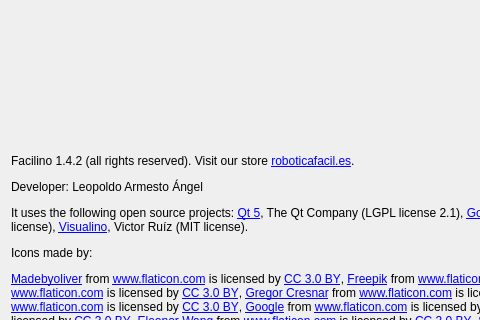
Old version of the form src/aboutdialog.ui in the repository roboticafacil/facilino; both pictures show x 0 to 480 and y 222 to 542 of the 798 by 704 pixel window.
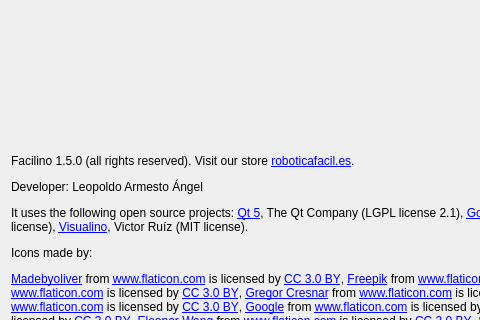
New version of the form. Icons and pictures are not drawn.

What changed in the file:
```diff
--- a/src/aboutdialog.ui
+++ b/src/aboutdialog.ui
@@ -39,7 +39,7 @@
    <item>
     <widget class="QLabel" name="label_4">
      <property name="text">
-      <string>&lt;html&gt;&lt;head/&gt;&lt;body&gt;&lt;p&gt;Facilino 1.4.2 (all rights reserved). Visit our store &lt;a href=&quot;https://roboticafacil.es&quot;&gt;&lt;span style=&quot; text-decoration: underline; color:#0000ff;&quot;&gt;roboticafacil.es&lt;/span&gt;&lt;/a&gt;.&lt;/p&gt;&lt;p&gt;Developer: Leopoldo Armesto Ángel&lt;/p&gt;&lt;p&gt;It uses the following open source projects: &lt;a href=&quot;http://www.qt.io/&quot;&gt;&lt;span style=&quot; text-decoration: underline; color:#0000ff;&quot;&gt;Qt 5&lt;/span&gt;&lt;/a&gt;, The Qt Company (LGPL license 2.1), &lt;a href=&quot;https://developers.google.com/blockly/&quot;&gt;&lt;span style=&quot; text-decoration: underline; color:#0000ff;&quot;&gt;Google Blockly&lt;/span&gt;&lt;/a&gt; (MIT license), &lt;a href=&quot;https://github.com/bq/roboblocks&quot;&gt;&lt;span style=&quot; text-decoration: underline; color:#0000ff;&quot;&gt;Roboblocks&lt;/span&gt;&lt;/a&gt;, bq (LGPL license), &lt;a href=&quot;http://visualino.net&quot;&gt;&lt;span style=&quot; text-decoration: underline; color:#0000ff;&quot;&gt;Visualino&lt;/span&gt;&lt;/a&gt;, Victor Ruíz (MIT license).&lt;/p&gt;&lt;p&gt;Icons made by:&lt;/p&gt;&lt;p&gt;&lt;a href=&quot; http://www.flaticon.com/authors/madebyoliver&quot;&gt;&lt;span style=&quot; text-decoration: underline; color:#0000ff;&quot;&gt;Madebyoliver&lt;/span&gt;&lt;/a&gt; from &lt;a href=&quot; http://www.flaticon.com&quot;&gt;&lt;span style=&quot; text-decoration: underline; color:#0000ff;&quot;&gt;www.flaticon.com&lt;/span&gt;&lt;/a&gt; is licensed by &lt;a href=&quot;http://creativecommons.org/licenses/by/3.0/&quot;&gt;&lt;span style=&quot; text-decoration: underline; color:#0000ff;&quot;&gt;CC 3.0 BY&lt;/span&gt;&lt;/a&gt;, &lt;a href=&quot;http://www.freepik.com&quot;&gt;&lt;span style=&quot; text-decoration: underline; color:#0000ff;&quot;&gt;Freepik&lt;/span&gt;&lt;/a&gt; from &lt;a href=&quot; http://www.flaticon.com&quot;&gt;&lt;span style=&quot; text-decoration: underline; color:#0000ff;&quot;&gt;www.flaticon.com&lt;/span&gt;&lt;/a&gt; is licensed by &lt;a href=&quot;http://creativecommons.org/licenses/by/3.0/&quot;&gt;&lt;span style=&quot; text-decoration: underline; color:#0000ff;&quot;&gt;CC 3.0 BY&lt;/span&gt;&lt;/a&gt;, &lt;a href=&quot;http://www.flaticon.com/authors/plainicon&quot;&gt;&lt;span style=&quot; text-decoration: underline; color:#0000ff;&quot;&gt;Plainicon&lt;/span&gt;&lt;/a&gt; from &lt;a href=&quot; http://www.flaticon.com&quot;&gt;&lt;span style=&quot; text-decoration: underline; color:#0000ff;&quot;&gt;www.flaticon.com&lt;/span&gt;&lt;/a&gt; is licensed by &lt;a href=&quot;http://creativecommons.org/licenses/by/3.0/&quot;&gt;&lt;span style=&quot; text-decoration: underline; color:#0000ff;&quot;&gt;CC 3.0 BY&lt;/span&gt;&lt;/a&gt;, &lt;a href=&quot;http://www.flaticon.com/authors/gregor-cresnar&quot;&gt;&lt;span style=&quot; text-decoration: underline; color:#0000ff;&quot;&gt;Gregor Cresnar&lt;/span&gt;&lt;/a&gt; from &lt;a href=&quot; http://www.flaticon.com&quot;&gt;&lt;span style=&quot; text-decoration: underline; color:#0000ff;&quot;&gt;www.flaticon.com&lt;/span&gt;&lt;/a&gt; is licensed by &lt;a href=&quot;http://creativecommons.org/licenses/by/3.0/&quot;&gt;&lt;span style=&quot; text-decoration: underline; color:#0000ff;&quot;&gt;CC 3.0 BY&lt;/span&gt;&lt;/a&gt;, &lt;a href=&quot;http://www.flaticon.com/authors/vectors-market&quot;&gt;&lt;span style=&quot; text-decoration: underline; color:#0000ff;&quot;&gt;Vectors Market&lt;/span&gt;&lt;/a&gt; from &lt;a href=&quot; http://www.flaticon.com&quot;&gt;&lt;span style=&quot; text-decoration: underline; color:#0000ff;&quot;&gt;www.flaticon.com&lt;/span&gt;&lt;/a&gt; is licensed by &lt;a href=&quot;http://creativecommons.org/licenses/by/3.0/&quot;&gt;&lt;span style=&quot; text-decoration: underline; color:#0000ff;&quot;&gt;CC 3.0 BY&lt;/span&gt;&lt;/a&gt;, &lt;a href=&quot; http://www.flaticon.com/authors/google&quot;&gt;&lt;span style=&quot; text-decoration: underline; color:#0000ff;&quot;&gt;Google&lt;/span&gt;&lt;/a&gt; from &lt;a href=&quot; http://www.flaticon.com&quot;&gt;&lt;span style=&quot; text-decoration: underline; color:#0000ff;&quot;&gt;www.flaticon.com&lt;/span&gt;&lt;/a&gt; is licensed by &lt;a href=&quot;http://creativecommons.org/licenses/by/3.0/&quot;&gt;&lt;span style=&quot; text-decoration: underline; color:#0000ff;&quot;&gt;CC 3.0 BY&lt;/span&gt;&lt;/a&gt;, &lt;a href=&quot;http://www.flaticon.com/authors/dimitry-miroliubov&quot;&gt;&lt;span style=&quot; text-decoration: underline; color:#0000ff;&quot;&gt;Dimitry Miroliubov&lt;/span&gt;&lt;/a&gt; from &lt;a href=&quot;http://www.flaticon.com&quot;&gt;&lt;span style=&quot; text-decoration: underline; color:#0000ff;&quot;&gt;www.flaticon.com&lt;/span&gt;&lt;/a&gt; is licensed by &lt;a href=&quot;http://creativecommons.org/licenses/by/3.0/&quot;&gt;&lt;span style=&quot; text-decoration: underline; color:#0000ff;&quot;&gt;CC 3.0 BY&lt;/span&gt;&lt;/a&gt;, &lt;a href=&quot; https://www.flaticon.com/authors/eleonor-wang&quot;&gt;&lt;span style=&quot; text-decoration: underline; color:#0000ff;&quot;&gt;Eleonor Wang&lt;/span&gt;&lt;/a&gt; from &lt;a href=&quot;http://www.flaticon.com&quot;&gt;&lt;span style=&quot; text-decoration: underline; color:#0000ff;&quot;&gt;www.flaticon.com&lt;/span&gt;&lt;/a&gt; is licensed by &lt;a href=&quot;http://creativecommons.org/licenses/by/3.0/&quot;&gt;&lt;span style=&quot; text-decoration: underline; color:#0000ff;&quot;&gt;CC 3.0 BY&lt;/span&gt;&lt;/a&gt;, &lt;a href=&quot;https://www.flaticon.com/authors/smashicons&quot;&gt;&lt;span style=&quot; text-decoration: underline; color:#0000ff;&quot;&gt;Smashicons&lt;/span&gt;&lt;/a&gt; from &lt;a href=&quot;http://www.flaticon.com&quot;&gt;&lt;span style=&quot; text-decoration: underline; color:#0000ff;&quot;&gt;www.flaticon.com&lt;/span&gt;&lt;/a&gt; is licensed by &lt;a href=&quot;http://creativecommons.org/licenses/by/3.0/&quot;&gt;&lt;span style=&quot; text-decoration: underline; color:#0000ff;&quot;&gt;CC 3.0 BY&lt;/span&gt;&lt;/a&gt;, &lt;a href=&quot;https://www.flaticon.com/authors/those-icons&quot;&gt;&lt;span style=&quot; text-decoration: underline; color:#0000ff;&quot;&gt;Those Icons&lt;/span&gt;&lt;/a&gt; from &lt;a href=&quot;http://www.flaticon.com&quot;&gt;&lt;span style=&quot; text-decoration: underline; color:#0000ff;&quot;&gt;www.flaticon.com&lt;/span&gt;&lt;/a&gt; is licensed by &lt;a href=&quot;http://creativecommons.org/licenses/by/3.0/&quot;&gt;&lt;span style=&quot; text-decoration: underline; color:#0000ff;&quot;&gt;CC 3.0 BY&lt;/span&gt;&lt;/a&gt;&lt;/p&gt;&lt;p&gt;Collaborators: Florentino Fernández Cueto, Lukas Bachschwell, Amador Matamales&lt;/p&gt;&lt;p&gt;Translations: Tonny Scheuring, Emanuela Del Dottore, Miguel Carlos de Castro Miguel, Zigor Aldazabal, Aske Klok, Joao Moura,Ruslan Bondar, Lukas Bachschwell, Joran Luitan, Maxime Samara, Janir Rodrigues, Dongmin Ma,Jamie Wubben&lt;/p&gt;&lt;/body&gt;&lt;/html&gt;</string>
+      <string>&lt;html&gt;&lt;head/&gt;&lt;body&gt;&lt;p&gt;Facilino 1.5.0 (all rights reserved). Visit our store &lt;a href=&quot;https://roboticafacil.es&quot;&gt;&lt;span style=&quot; text-decoration: underline; color:#0000ff;&quot;&gt;roboticafacil.es&lt;/span&gt;&lt;/a&gt;.&lt;/p&gt;&lt;p&gt;Developer: Leopoldo Armesto Ángel&lt;/p&gt;&lt;p&gt;It uses the following open source projects: &lt;a href=&quot;http://www.qt.io/&quot;&gt;&lt;span style=&quot; text-decoration: underline; color:#0000ff;&quot;&gt;Qt 5&lt;/span&gt;&lt;/a&gt;, The Qt Company (LGPL license 2.1), &lt;a href=&quot;https://developers.google.com/blockly/&quot;&gt;&lt;span style=&quot; text-decoration: underline; color:#0000ff;&quot;&gt;Google Blockly&lt;/span&gt;&lt;/a&gt; (MIT license), &lt;a href=&quot;https://github.com/bq/roboblocks&quot;&gt;&lt;span style=&quot; text-decoration: underline; color:#0000ff;&quot;&gt;Roboblocks&lt;/span&gt;&lt;/a&gt;, bq (LGPL license), &lt;a href=&quot;http://visualino.net&quot;&gt;&lt;span style=&quot; text-decoration: underline; color:#0000ff;&quot;&gt;Visualino&lt;/span&gt;&lt;/a&gt;, Victor Ruíz (MIT license).&lt;/p&gt;&lt;p&gt;Icons made by:&lt;/p&gt;&lt;p&gt;&lt;a href=&quot; http://www.flaticon.com/authors/madebyoliver&quot;&gt;&lt;span style=&quot; text-decoration: underline; color:#0000ff;&quot;&gt;Madebyoliver&lt;/span&gt;&lt;/a&gt; from &lt;a href=&quot; http://www.flaticon.com&quot;&gt;&lt;span style=&quot; text-decoration: underline; color:#0000ff;&quot;&gt;www.flaticon.com&lt;/span&gt;&lt;/a&gt; is licensed by &lt;a href=&quot;http://creativecommons.org/licenses/by/3.0/&quot;&gt;&lt;span style=&quot; text-decoration: underline; color:#0000ff;&quot;&gt;CC 3.0 BY&lt;/span&gt;&lt;/a&gt;, &lt;a href=&quot;http://www.freepik.com&quot;&gt;&lt;span style=&quot; text-decoration: underline; color:#0000ff;&quot;&gt;Freepik&lt;/span&gt;&lt;/a&gt; from &lt;a href=&quot; http://www.flaticon.com&quot;&gt;&lt;span style=&quot; text-decoration: underline; color:#0000ff;&quot;&gt;www.flaticon.com&lt;/span&gt;&lt;/a&gt; is licensed by &lt;a href=&quot;http://creativecommons.org/licenses/by/3.0/&quot;&gt;&lt;span style=&quot; text-decoration: underline; color:#0000ff;&quot;&gt;CC 3.0 BY&lt;/span&gt;&lt;/a&gt;, &lt;a href=&quot;http://www.flaticon.com/authors/plainicon&quot;&gt;&lt;span style=&quot; text-decoration: underline; color:#0000ff;&quot;&gt;Plainicon&lt;/span&gt;&lt;/a&gt; from &lt;a href=&quot; http://www.flaticon.com&quot;&gt;&lt;span style=&quot; text-decoration: underline; color:#0000ff;&quot;&gt;www.flaticon.com&lt;/span&gt;&lt;/a&gt; is licensed by &lt;a href=&quot;http://creativecommons.org/licenses/by/3.0/&quot;&gt;&lt;span style=&quot; text-decoration: underline; color:#0000ff;&quot;&gt;CC 3.0 BY&lt;/span&gt;&lt;/a&gt;, &lt;a href=&quot;http://www.flaticon.com/authors/gregor-cresnar&quot;&gt;&lt;span style=&quot; text-decoration: underline; color:#0000ff;&quot;&gt;Gregor Cresnar&lt;/span&gt;&lt;/a&gt; from &lt;a href=&quot; http://www.flaticon.com&quot;&gt;&lt;span style=&quot; text-decoration: underline; color:#0000ff;&quot;&gt;www.flaticon.com&lt;/span&gt;&lt;/a&gt; is licensed by &lt;a href=&quot;http://creativecommons.org/licenses/by/3.0/&quot;&gt;&lt;span style=&quot; text-decoration: underline; color:#0000ff;&quot;&gt;CC 3.0 BY&lt;/span&gt;&lt;/a&gt;, &lt;a href=&quot;http://www.flaticon.com/authors/vectors-market&quot;&gt;&lt;span style=&quot; text-decoration: underline; color:#0000ff;&quot;&gt;Vectors Market&lt;/span&gt;&lt;/a&gt; from &lt;a href=&quot; http://www.flaticon.com&quot;&gt;&lt;span style=&quot; text-decoration: underline; color:#0000ff;&quot;&gt;www.flaticon.com&lt;/span&gt;&lt;/a&gt; is licensed by &lt;a href=&quot;http://creativecommons.org/licenses/by/3.0/&quot;&gt;&lt;span style=&quot; text-decoration: underline; color:#0000ff;&quot;&gt;CC 3.0 BY&lt;/span&gt;&lt;/a&gt;, &lt;a href=&quot; http://www.flaticon.com/authors/google&quot;&gt;&lt;span style=&quot; text-decoration: underline; color:#0000ff;&quot;&gt;Google&lt;/span&gt;&lt;/a&gt; from &lt;a href=&quot; http://www.flaticon.com&quot;&gt;&lt;span style=&quot; text-decoration: underline; color:#0000ff;&quot;&gt;www.flaticon.com&lt;/span&gt;&lt;/a&gt; is licensed by &lt;a href=&quot;http://creativecommons.org/licenses/by/3.0/&quot;&gt;&lt;span style=&quot; text-decoration: underline; color:#0000ff;&quot;&gt;CC 3.0 BY&lt;/span&gt;&lt;/a&gt;, &lt;a href=&quot;http://www.flaticon.com/authors/dimitry-miroliubov&quot;&gt;&lt;span style=&quot; text-decoration: underline; color:#0000ff;&quot;&gt;Dimitry Miroliubov&lt;/span&gt;&lt;/a&gt; from &lt;a href=&quot;http://www.flaticon.com&quot;&gt;&lt;span style=&quot; text-decoration: underline; color:#0000ff;&quot;&gt;www.flaticon.com&lt;/span&gt;&lt;/a&gt; is licensed by &lt;a href=&quot;http://creativecommons.org/licenses/by/3.0/&quot;&gt;&lt;span style=&quot; text-decoration: underline; color:#0000ff;&quot;&gt;CC 3.0 BY&lt;/span&gt;&lt;/a&gt;, &lt;a href=&quot; https://www.flaticon.com/authors/eleonor-wang&quot;&gt;&lt;span style=&quot; text-decoration: underline; color:#0000ff;&quot;&gt;Eleonor Wang&lt;/span&gt;&lt;/a&gt; from &lt;a href=&quot;http://www.flaticon.com&quot;&gt;&lt;span style=&quot; text-decoration: underline; color:#0000ff;&quot;&gt;www.flaticon.com&lt;/span&gt;&lt;/a&gt; is licensed by &lt;a href=&quot;http://creativecommons.org/licenses/by/3.0/&quot;&gt;&lt;span style=&quot; text-decoration: underline; color:#0000ff;&quot;&gt;CC 3.0 BY&lt;/span&gt;&lt;/a&gt;, &lt;a href=&quot;https://www.flaticon.com/authors/smashicons&quot;&gt;&lt;span style=&quot; text-decoration: underline; color:#0000ff;&quot;&gt;Smashicons&lt;/span&gt;&lt;/a&gt; from &lt;a href=&quot;http://www.flaticon.com&quot;&gt;&lt;span style=&quot; text-decoration: underline; color:#0000ff;&quot;&gt;www.flaticon.com&lt;/span&gt;&lt;/a&gt; is licensed by &lt;a href=&quot;http://creativecommons.org/licenses/by/3.0/&quot;&gt;&lt;span style=&quot; text-decoration: underline; color:#0000ff;&quot;&gt;CC 3.0 BY&lt;/span&gt;&lt;/a&gt;, &lt;a href=&quot;https://www.flaticon.com/authors/those-icons&quot;&gt;&lt;span style=&quot; text-decoration: underline; color:#0000ff;&quot;&gt;Those Icons&lt;/span&gt;&lt;/a&gt; from &lt;a href=&quot;http://www.flaticon.com&quot;&gt;&lt;span style=&quot; text-decoration: underline; color:#0000ff;&quot;&gt;www.flaticon.com&lt;/span&gt;&lt;/a&gt; is licensed by &lt;a href=&quot;http://creativecommons.org/licenses/by/3.0/&quot;&gt;&lt;span style=&quot; text-decoration: underline; color:#0000ff;&quot;&gt;CC 3.0 BY&lt;/span&gt;&lt;/a&gt;&lt;/p&gt;&lt;p&gt;Collaborators: Florentino Fernández Cueto, Lukas Bachschwell, Amador Matamales&lt;/p&gt;&lt;p&gt;Translations: Tonny Scheuring, Emanuela Del Dottore, Miguel Carlos de Castro Miguel, Zigor Aldazabal, Aske Klok, Joao Moura,Ruslan Bondar, Lukas Bachschwell, Joran Luitan, Maxime Samara, Janir Rodrigues, Dongmin Ma,Jamie Wubben&lt;/p&gt;&lt;/body&gt;&lt;/html&gt;</string>
      </property>
      <property name="wordWrap">
       <bool>true</bool>
```
